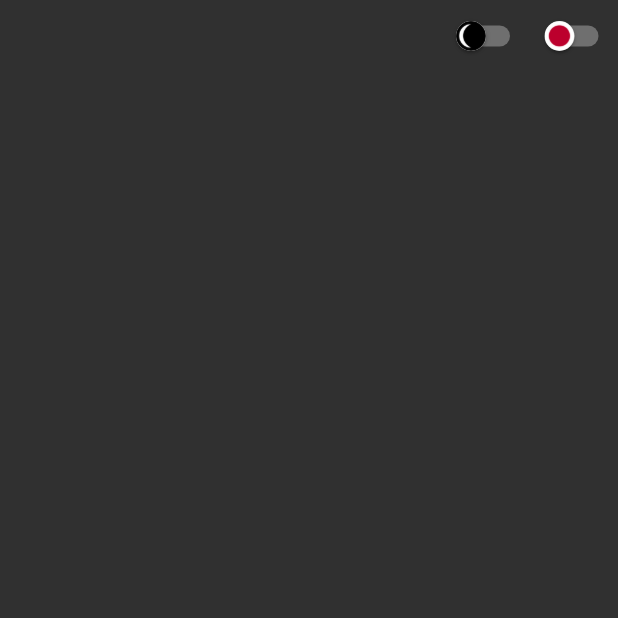
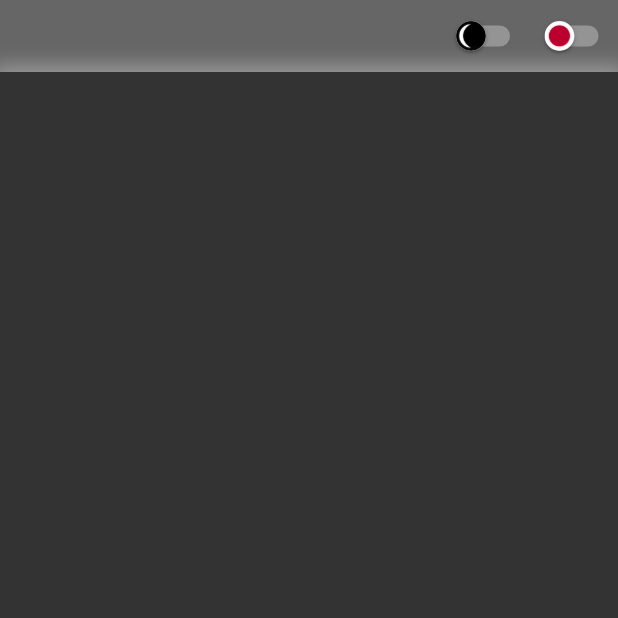
Before and after one commit to apps4toddler/resume, a Flutter app: the screen it shows after launch, on a phone screen of 412 x 824 dp, the top half of it. Run offline on Flutter 3.47's test engine with Material 2 defaults, Android fonts, the phone set to English and light mode, and no system bars; missing offline and left inert: desktop_window, window_manager.

Commit message:
main section impl, mode, window size available

```diff
--- a/lib/main.dart
+++ b/lib/main.dart
@@ -1,7 +1,17 @@
 import 'package:flutter/material.dart';
+import 'package:desktop_window/desktop_window.dart' as window_size;
+import 'package:window_manager/window_manager.dart';
 import './menu.dart';
+import 'dart:io';
 
-void main() {
+void main() async {
+  if (Platform.isWindows || Platform.isLinux || Platform.isMacOS) {
+    WidgetsFlutterBinding.ensureInitialized();
+    // Must add this line.
+    await windowManager.ensureInitialized();
+    window_size.DesktopWindow.setMinWindowSize(const Size(150, 450));
+    // window_size.DesktopWindow.setMaxWindowSize(const Size(600, 1000));
+  }
   runApp(const MyApp());
 }
 
@@ -16,7 +26,7 @@ class MyAppState extends State<MyApp> with TickerProviderStateMixin {
   bool _isLightMode = false;
   bool _isEnglish = false;
   @override
-  Widget build(BuildContext context) {
+  Widget build(BuildContext _context) {
     return MaterialApp(
       darkTheme: ThemeData(
         brightness: Brightness.dark,
@@ -25,7 +35,12 @@ class MyAppState extends State<MyApp> with TickerProviderStateMixin {
         brightness: Brightness.light,
       ),
       themeMode: _isLightMode ? ThemeMode.light : ThemeMode.dark,
-      home: Scaffold(
+      home: Builder(
+        builder: (BuildContext context) {
+          return Scaffold(
+            backgroundColor: _isLightMode
+                ? const Color(0xffffffff)
+                : const Color(0xff666666),
             body: Center(
               child: Column(
                 crossAxisAlignment: CrossAxisAlignment.start,
@@ -44,9 +59,52 @@ class MyAppState extends State<MyApp> with TickerProviderStateMixin {
                       });
                     },
                   ),
+                  Expanded(
+                    child: Center(
+                      child: Container(
+                        decoration: BoxDecoration(
+                          boxShadow: [
+                            BoxShadow(
+                              color: _isLightMode
+                                  ? const Color(0xffeeeeee)
+                                  : const Color(0xff999999),
+                              blurRadius: 10.0,
+                              spreadRadius: 5.0,
+                              offset: const Offset(
+                                0,
+                                0,
+                              ),
+                            )
+                          ],
+                        ),
+                        margin: MediaQuery.of(context).size.width > 600
+                            ? const EdgeInsets.only(
+                                top: 0,
+                                right: 16,
+                                bottom: 16,
+                                left: 16,
+                              )
+                            : const EdgeInsets.all(
+                                0,
+                              ),
+                        constraints: const BoxConstraints(
+                          maxWidth: 1280,
+                          maxHeight: 1000,
+                        ),
+                        width: double.infinity,
+                        child: Container(
+                          color: _isLightMode
+                              ? const Color(0xffffffff)
+                              : const Color(0xff333333),
+                        ),
+                      ),
+                    ),
+                  ),
                 ],
               ),
             ),
+          );
+        },
       ),
     );
   }
--- a/pubspec.yaml
+++ b/pubspec.yaml
@@ -34,6 +34,8 @@ dependencies:
   # The following adds the Cupertino Icons font to your application.
   # Use with the CupertinoIcons class for iOS style icons.
   cupertino_icons: ^1.0.2
+  desktop_window: ^0.4.0
+  window_manager: ^0.2.6
 
 dev_dependencies:
   flutter_test:
```
Also changed, not shown: pubspec.lock, 14 other files. Lines whose indentation alone changed are shown as unchanged.
